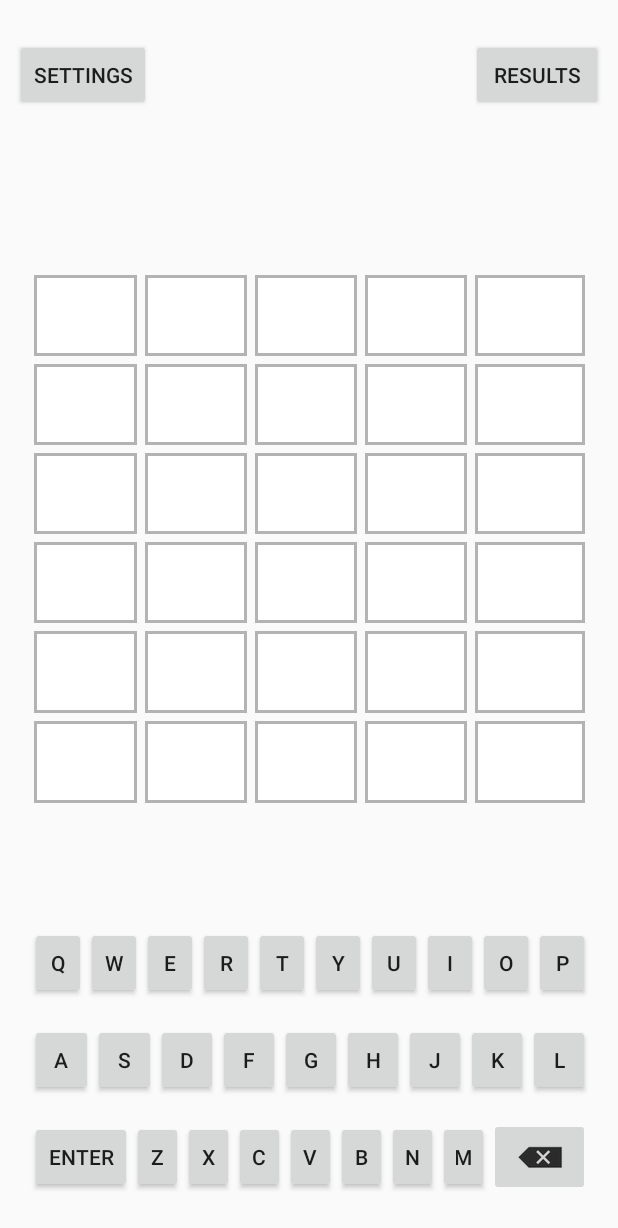
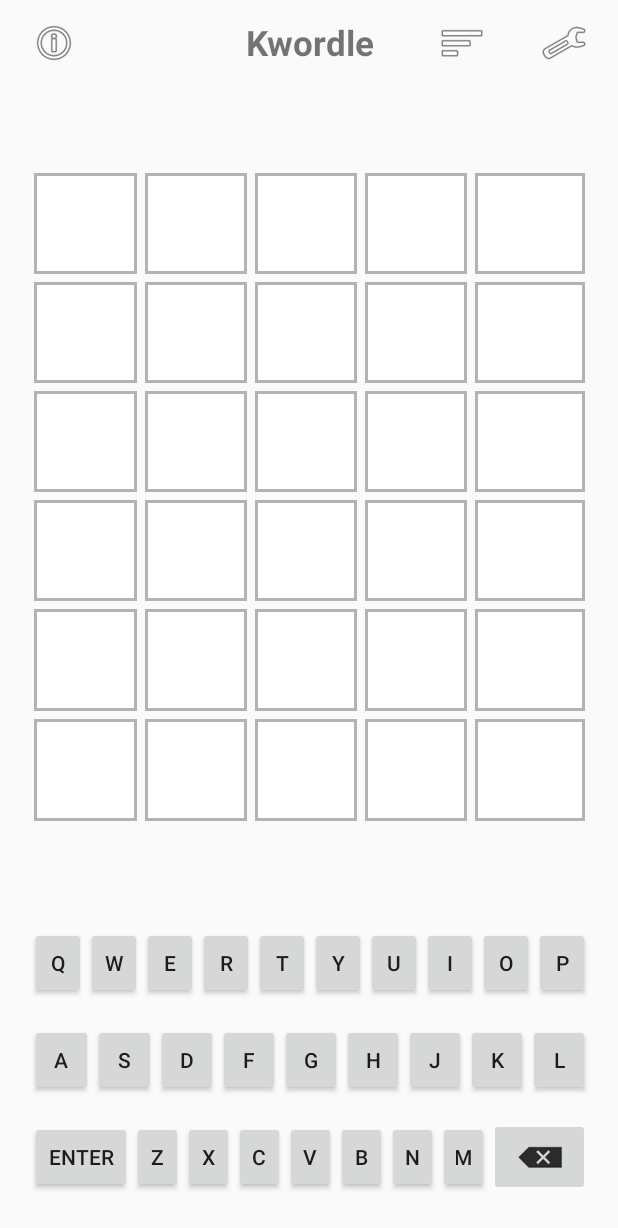
Before and after one commit to oakleyaidan21/Kwordle, an Android app: the screen it shows after launch (MainActivity), on a phone screen of 412 x 824 dp. Shown: the top 1228 px of the screen. Run offline under Robolectric (Android 15) with nearby library versions, the phone set to English and light mode, and no system bars; 1 statement that could not run was skipped.

Commit message:
update Android UI, add KwordleStatistics

```diff
--- a/androidApp/src/main/java/com/example/kwordle/android/MainActivity.kt
+++ b/androidApp/src/main/java/com/example/kwordle/android/MainActivity.kt
@@ -12,6 +12,7 @@ import androidx.appcompat.app.AlertDialog
 import androidx.core.content.ContextCompat
 import com.example.kwordle.android.components.GuessRow
 import com.example.kwordle.controller.KwordleController
+import com.example.kwordle.model.KwordleStatistics
 import com.example.kwordle.util.KotlinObserver
 import java.io.BufferedReader
 import java.io.InputStreamReader
@@ -21,6 +22,7 @@ class MainActivity : AppCompatActivity(), View.OnClickListener, KotlinObserver {
     var controller: KwordleController = KwordleController()
     var keyboardLetterButtons = mutableMapOf<Char, Button>()
     var guessRows = mutableListOf<GuessRow>()
+    var results = KwordleStatistics()
 
     override fun onCreate(savedInstanceState: Bundle?) {
         super.onCreate(savedInstanceState)
@@ -30,14 +32,25 @@ class MainActivity : AppCompatActivity(), View.OnClickListener, KotlinObserver {
         Log.d("DICT:", controller.kwordle.word)
         setupKeyboard()
         setupRows()
-        showTutorial()
+        setupTopButtons()
+    }
+
+    private fun setupTopButtons() {
+        findViewById<ImageButton>(R.id.tutorialButton).setOnClickListener(this)
+        findViewById<ImageButton>(R.id.resultsButton).setOnClickListener(this)
+        findViewById<ImageButton>(R.id.settingsButton).setOnClickListener(this)
     }
 
     private fun showTutorial() {
-
         val dialogBuilder = AlertDialog.Builder(this)
         var inflater = this.layoutInflater
         dialogBuilder.setView(inflater.inflate(R.layout.tutorial_dialog, null))
+        dialogBuilder.create().show()
+    }
+
+    private fun showResultDialog() {
+        val dialogBuilder = AlertDialog.Builder(this)
+        dialogBuilder.setView(this.layoutInflater.inflate(R.layout.results_dialog, null))
         dialogBuilder.create().show()
     }
 
@@ -50,7 +63,7 @@ class MainActivity : AppCompatActivity(), View.OnClickListener, KotlinObserver {
             wordSet.add(line)
             line = bufferedReader.readLine()
         }
-        controller = KwordleController(wordSet, 6)
+        controller = KwordleController(wordSet, 5)
     }
 
     private fun setupKeyboard() {
@@ -86,14 +99,19 @@ class MainActivity : AppCompatActivity(), View.OnClickListener, KotlinObserver {
 
     override fun onClick(v: View?) {
         val letterRegex = """keyboard_.""".toRegex()
-
-        val tag: String = v?.getTag() as String
+        if(v !== null) {
+            val tag: String = if(v.tag !== null) v.tag as String else ""
             if(letterRegex.matches(tag)) {
                 controller.addLetterToGuess(tag.last())
             } else if(v.id === R.id.keyboard_enter) {
                 controller.submitGuess()
             } else if(v.id === R.id.keyboard_back) {
                 controller.removeLetterFromGuess()
+            } else if(v.id === R.id.tutorialButton) {
+                showTutorial()
+            } else {
+                Log.d("BUTTON:", "UNKNOWN BUTTON CLICKED!")
+            }
         }
     }
 
@@ -137,7 +155,9 @@ class MainActivity : AppCompatActivity(), View.OnClickListener, KotlinObserver {
         }
 
         if(controller.gameOver) {
+            results.addResult(controller.guesses.size)
             // build alert dialog
+//            showResultDialog()
             val dialogBuilder = AlertDialog.Builder(this)
             dialogBuilder
                 .setMessage(if(controller.win) "You won! Play again?\n${controller.getResultsString()}" else "Too bad! The word was '${controller.kwordle.word}'. Play again?")
--- a/androidApp/src/main/res/layout/activity_main.xml
+++ b/androidApp/src/main/res/layout/activity_main.xml
@@ -4,42 +4,92 @@
     xmlns:tools="http://schemas.android.com/tools"
     android:id="@+id/main_view"
     android:layout_width="match_parent"
-    android:layout_height="match_parent">
+    android:layout_height="match_parent"
+    android:layout_weight="2">
 
-    <Button
-        android:id="@+id/settings_button"
-        android:layout_width="wrap_content"
-        android:layout_height="wrap_content"
-        android:layout_marginStart="10dp"
-        android:layout_marginTop="26dp"
-        android:text="Settings"
+    <LinearLayout
+        android:id="@+id/linearLayout"
+        android:layout_width="408dp"
+        android:layout_height="57dp"
+        android:gravity="center_horizontal|center_vertical"
+        android:orientation="horizontal"
+        app:layout_constraintEnd_toEndOf="parent"
         app:layout_constraintStart_toStartOf="parent"
-        app:layout_constraintTop_toTopOf="parent" />
+        tools:layout_editor_absoluteY="1dp">
 
-    <Button
-        android:id="@+id/results_button"
-        android:layout_width="wrap_content"
-        android:layout_height="wrap_content"
-        android:layout_marginTop="26dp"
-        android:layout_marginEnd="10dp"
-        android:text="Results"
-        app:layout_constraintEnd_toEndOf="parent"
-        app:layout_constraintTop_toTopOf="parent" />
+        <LinearLayout
+            android:layout_width="match_parent"
+            android:layout_height="match_parent"
+            android:layout_weight="1"
+            android:orientation="horizontal">
+
+            <ImageButton
+                android:id="@+id/tutorialButton"
+                android:layout_width="match_parent"
+                android:layout_height="match_parent"
+                android:layout_weight="1"
+                android:background="@null"
+                android:minHeight="48dp"
+                app:srcCompat="@android:drawable/ic_menu_info_details" />
+
+            <LinearLayout
+                android:layout_width="match_parent"
+                android:layout_height="match_parent"
+                android:layout_weight="1"
+                android:orientation="horizontal"></LinearLayout>
+        </LinearLayout>
+
+        <TextView
+            android:id="@+id/kwordleTitle"
+            android:layout_width="match_parent"
+            android:layout_height="match_parent"
+            android:layout_weight="1"
+            android:gravity="center"
+            android:text="Kwordle"
+            android:textAlignment="center"
+            android:textSize="23sp"
+            android:textStyle="bold" />
+
+        <LinearLayout
+            android:layout_width="match_parent"
+            android:layout_height="match_parent"
+            android:layout_weight="1"
+            android:gravity="center"
+            android:orientation="horizontal">
+
+            <ImageButton
+                android:id="@+id/resultsButton"
+                android:layout_width="wrap_content"
+                android:layout_height="wrap_content"
+                android:layout_weight=".5"
+                android:background="@null"
+                app:srcCompat="@android:drawable/ic_menu_sort_by_size" />
+
+            <ImageButton
+                android:id="@+id/settingsButton"
+                android:layout_width="wrap_content"
+                android:layout_height="wrap_content"
+                android:layout_weight=".5"
+                android:background="@null"
+                app:srcCompat="@android:drawable/ic_menu_preferences" />
+
+        </LinearLayout>
+
+    </LinearLayout>
 
     <LinearLayout
         android:id="@+id/total_guess_row_container"
         android:layout_width="407dp"
-        android:layout_height="357dp"
-        android:layout_marginTop="17dp"
-        android:layout_marginBottom="69dp"
+        android:layout_height="437dp"
+        android:layout_marginTop="10dp"
+        android:layout_marginBottom="10dp"
         android:orientation="vertical"
         android:paddingLeft="20dp"
         android:paddingRight="20dp"
         app:layout_constraintBottom_toTopOf="@+id/keyboard_container"
         app:layout_constraintEnd_toEndOf="parent"
         app:layout_constraintStart_toStartOf="parent"
-        app:layout_constraintTop_toBottomOf="@+id/settings_button"
-        app:layout_constraintVertical_bias="1.0">
+        app:layout_constraintTop_toBottomOf="@+id/linearLayout">
 
         <com.example.kwordle.android.components.GuessRow
             android:id="@+id/guess_row_1"
@@ -344,4 +394,5 @@
 
         </LinearLayout>
     </LinearLayout>
+
 </androidx.constraintlayout.widget.ConstraintLayout>
--- a/androidApp/src/main/res/layout/guess_row.xml
+++ b/androidApp/src/main/res/layout/guess_row.xml
@@ -28,7 +28,7 @@
             android:gravity="center_horizontal|center_vertical"
             android:tag="letter_1"
             android:textColor="#000000"
-            android:textSize="20sp"
+            android:textSize="27sp"
             android:textStyle="bold" />
 
         <TextView
@@ -41,7 +41,7 @@
             android:gravity="center_horizontal|center_vertical"
             android:tag="letter_2"
             android:textColor="#000000"
-            android:textSize="20sp"
+            android:textSize="27sp"
             android:textStyle="bold" />
 
         <TextView
@@ -54,7 +54,7 @@
             android:gravity="center_horizontal|center_vertical"
             android:tag="letter_3"
             android:textColor="#000000"
-            android:textSize="20sp"
+            android:textSize="27sp"
             android:textStyle="bold" />
 
         <TextView
@@ -67,7 +67,7 @@
             android:gravity="center_horizontal|center_vertical"
             android:tag="letter_4"
             android:textColor="#000000"
-            android:textSize="20sp"
+            android:textSize="27sp"
             android:textStyle="bold" />
 
         <TextView
@@ -79,7 +79,7 @@
             android:gravity="center_horizontal|center_vertical"
             android:tag="letter_5"
             android:textColor="#000000"
-            android:textSize="20sp"
+            android:textSize="27sp"
             android:textStyle="bold" />
     </LinearLayout>
 </merge>
--- a/shared/build.gradle.kts
+++ b/shared/build.gradle.kts
@@ -1,11 +1,11 @@
 plugins {
     kotlin("multiplatform")
     id("com.android.library")
+    kotlin("plugin.serialization") version "1.6.10"
 }
 
 kotlin {
     android()
-
     listOf(
         iosX64(),
         iosArm64(),
@@ -22,6 +22,7 @@ kotlin {
             dependencies {
                 implementation(kotlin("test-common"))
                 implementation(kotlin("test-annotations-common"))
+
             }
         }
         val androidMain by getting
```
Also changed, not shown: androidApp/src/main/res/layout/results_dialog.xml (added, +42 -0 lines), shared/src/commonMain/kotlin/com/example/kwordle/model/KwordleStatistics.kt (added, +18 -0 lines). Lines whose indentation alone changed are shown as unchanged.
